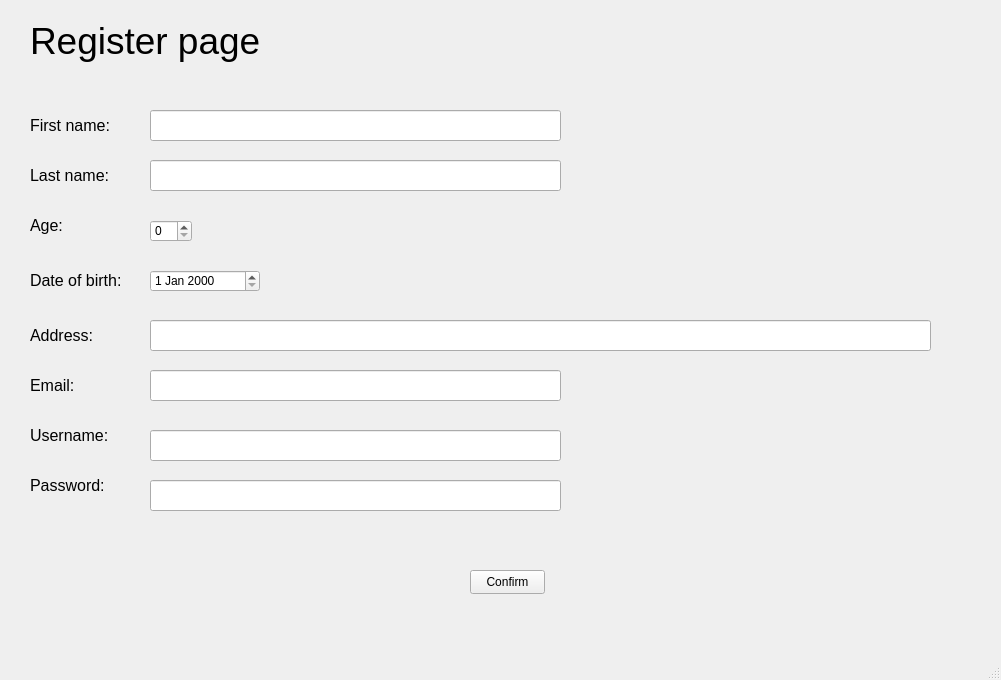
Above: UI Design/Protocol/register.ui from kr-pound/SEP-Project before the change. Below: the same form after it.
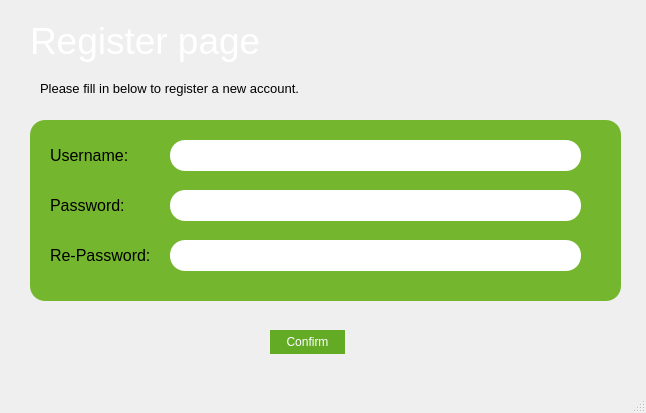
That is the form after the change.

```diff
--- a/UI Design/Protocol/register.ui
+++ b/UI Design/Protocol/register.ui
@@ -6,8 +6,8 @@
    <rect>
     <x>0</x>
     <y>0</y>
-    <width>1001</width>
-    <height>680</height>
+    <width>646</width>
+    <height>413</height>
    </rect>
   </property>
   <property name="windowTitle">
@@ -19,7 +19,7 @@
      <rect>
       <x>30</x>
       <y>10</y>
-      <width>251</width>
+      <width>231</width>
       <height>61</height>
      </rect>
     </property>
@@ -28,123 +28,84 @@
       <pointsize>28</pointsize>
      </font>
     </property>
+    <property name="styleSheet">
+     <string notr="true">color: white;
+background-color : &quot;rgb(0, 0, 0)&quot;;
+border-radius: 15px;
+</string>
+    </property>
     <property name="text">
      <string>Register page</string>
     </property>
    </widget>
+   <widget class="QPushButton" name="pushButton">
+    <property name="geometry">
+     <rect>
+      <x>270</x>
+      <y>330</y>
+      <width>75</width>
+      <height>24</height>
+     </rect>
+    </property>
+    <property name="styleSheet">
+     <string notr="true">QPushButton {
+    color: white;
+    background: #64AB25;
+    border-radius: 15px;
+}
+
+QPushButton:hover {
+    color: #64AB25;
+    background: #333;
+    border-radius: 15px;
+}</string>
+    </property>
+    <property name="text">
+     <string>Confirm</string>
+    </property>
+   </widget>
    <widget class="QLabel" name="label_2">
     <property name="geometry">
      <rect>
-      <x>30</x>
-      <y>100</y>
-      <width>111</width>
-      <height>51</height>
+      <x>40</x>
+      <y>80</y>
+      <width>271</width>
+      <height>16</height>
      </rect>
     </property>
     <property name="font">
      <font>
-      <pointsize>12</pointsize>
+      <pointsize>10</pointsize>
      </font>
     </property>
     <property name="text">
-     <string>First name:</string>
+     <string>Please fill in below to register a new account.</string>
     </property>
    </widget>
-   <widget class="QLabel" name="label_3">
+   <widget class="QFrame" name="frame">
     <property name="geometry">
      <rect>
       <x>30</x>
-      <y>160</y>
-      <width>101</width>
-      <height>31</height>
+      <y>120</y>
+      <width>591</width>
+      <height>181</height>
      </rect>
     </property>
-    <property name="font">
-     <font>
-      <pointsize>12</pointsize>
-     </font>
+    <property name="styleSheet">
+     <string notr="true">background-color: rgb(116, 183, 46);
+border-radius: 15px;</string>
     </property>
-    <property name="text">
-     <string>Last name:</string>
+    <property name="frameShape">
+     <enum>QFrame::StyledPanel</enum>
     </property>
-   </widget>
-   <widget class="QLabel" name="label_4">
-    <property name="geometry">
-     <rect>
-      <x>30</x>
-      <y>210</y>
-      <width>49</width>
-      <height>31</height>
-     </rect>
+    <property name="frameShadow">
+     <enum>QFrame::Raised</enum>
     </property>
-    <property name="font">
-     <font>
-      <pointsize>12</pointsize>
-     </font>
-    </property>
-    <property name="text">
-     <string>Age:</string>
-    </property>
-   </widget>
-   <widget class="QLabel" name="label_5">
-    <property name="geometry">
-     <rect>
-      <x>30</x>
-      <y>260</y>
-      <width>91</width>
-      <height>41</height>
-     </rect>
-    </property>
-    <property name="font">
-     <font>
-      <pointsize>12</pointsize>
-     </font>
-    </property>
-    <property name="text">
-     <string>Date of birth:</string>
-    </property>
-   </widget>
-   <widget class="QLabel" name="label_6">
-    <property name="geometry">
-     <rect>
-      <x>30</x>
-      <y>320</y>
-      <width>71</width>
-      <height>31</height>
-     </rect>
-    </property>
-    <property name="font">
-     <font>
-      <pointsize>12</pointsize>
-     </font>
-    </property>
-    <property name="text">
-     <string>Address:</string>
-    </property>
-   </widget>
-   <widget class="QLabel" name="label_7">
-    <property name="geometry">
-     <rect>
-      <x>30</x>
-      <y>370</y>
-      <width>51</width>
-      <height>31</height>
-     </rect>
-    </property>
-    <property name="font">
-     <font>
-      <pointsize>12</pointsize>
-     </font>
-    </property>
-    <property name="text">
-     <string>Email:</string>
-    </property>
-   </widget>
    <widget class="QLabel" name="label_8">
     <property name="geometry">
      <rect>
-      <x>30</x>
-      <y>420</y>
+       <x>20</x>
+       <y>20</y>
       <width>81</width>
       <height>31</height>
      </rect>
@@ -161,8 +122,8 @@
    <widget class="QLabel" name="label_9">
     <property name="geometry">
      <rect>
-      <x>30</x>
-      <y>470</y>
+       <x>20</x>
+       <y>70</y>
       <width>101</width>
       <height>31</height>
      </rect>
@@ -176,98 +137,63 @@
      <string>Password:</string>
     </property>
    </widget>
-   <widget class="QPushButton" name="pushButton">
+    <widget class="QLabel" name="label_10">
     <property name="geometry">
      <rect>
-      <x>470</x>
-      <y>570</y>
-      <width>75</width>
-      <height>24</height>
-     </rect>
-    </property>
+       <x>20</x>
+       <y>120</y>
+       <width>141</width>
+       <height>31</height>
+      </rect>
+     </property>
+     <property name="font">
+      <font>
+       <pointsize>12</pointsize>
+      </font>
+     </property>
     <property name="text">
-     <string>Confirm</string>
-    </property>
-   </widget>
-   <widget class="QLineEdit" name="lineEdit">
-    <property name="geometry">
-     <rect>
-      <x>150</x>
-      <y>110</y>
-      <width>411</width>
-      <height>31</height>
-     </rect>
-    </property>
-   </widget>
-   <widget class="QLineEdit" name="lineEdit_2">
-    <property name="geometry">
-     <rect>
-      <x>150</x>
-      <y>160</y>
-      <width>411</width>
-      <height>31</height>
-     </rect>
-    </property>
-   </widget>
-   <widget class="QLineEdit" name="lineEdit_3">
-    <property name="geometry">
-     <rect>
-      <x>150</x>
-      <y>320</y>
-      <width>781</width>
-      <height>31</height>
-     </rect>
-    </property>
-   </widget>
-   <widget class="QLineEdit" name="lineEdit_4">
-    <property name="geometry">
-     <rect>
-      <x>150</x>
-      <y>370</y>
-      <width>411</width>
-      <height>31</height>
-     </rect>
+      <string>Re-Password:</string>
     </property>
    </widget>
    <widget class="QLineEdit" name="lineEdit_5">
     <property name="geometry">
      <rect>
-      <x>150</x>
-      <y>430</y>
+       <x>140</x>
+       <y>20</y>
       <width>411</width>
       <height>31</height>
      </rect>
     </property>
-   </widget>
-   <widget class="QLineEdit" name="lineEdit_6">
+     <property name="styleSheet">
+      <string notr="true">background-color: rgb(255, 255, 255);</string>
+     </property>
+    </widget>
+    <widget class="QLineEdit" name="lineEdit_7">
     <property name="geometry">
      <rect>
-      <x>150</x>
-      <y>480</y>
+       <x>140</x>
+       <y>70</y>
       <width>411</width>
       <height>31</height>
      </rect>
     </property>
-   </widget>
-   <widget class="QSpinBox" name="spinBox">
-    <property name="geometry">
-     <rect>
-      <x>150</x>
-      <y>220</y>
-      <width>42</width>
-      <height>22</height>
-     </rect>
-    </property>
-   </widget>
-   <widget class="QDateEdit" name="dateEdit">
+     <property name="styleSheet">
+      <string notr="true">background-color: rgb(255, 255, 255);</string>
+     </property>
+    </widget>
+    <widget class="QLineEdit" name="lineEdit_8">
     <property name="geometry">
      <rect>
-      <x>150</x>
-      <y>270</y>
-      <width>110</width>
-      <height>22</height>
-     </rect>
-    </property>
+       <x>140</x>
+       <y>120</y>
+       <width>411</width>
+       <height>31</height>
+      </rect>
+     </property>
+     <property name="styleSheet">
+      <string notr="true">background-color: rgb(255, 255, 255);</string>
+     </property>
+    </widget>
    </widget>
   </widget>
   <widget class="QMenuBar" name="menubar">
```
Left out of the diff: 2 changed lines with no effect on the pictures. Lines whose indentation alone changed are shown as unchanged.
